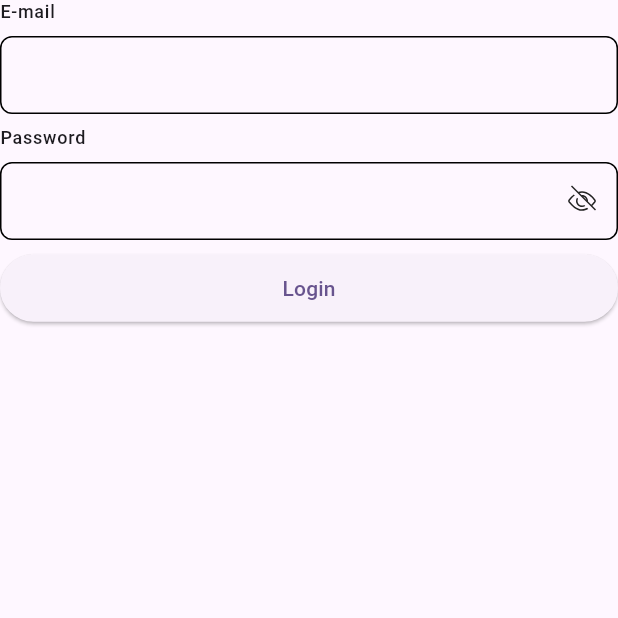
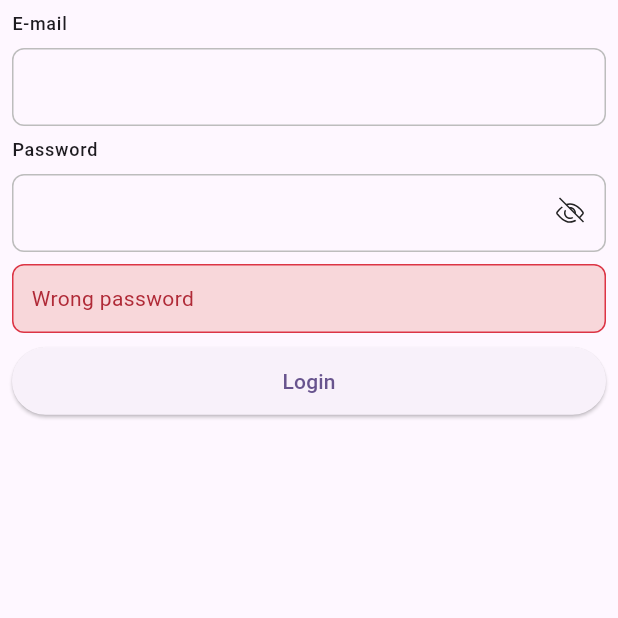
Before and after one commit to prasetya4di/my-reqres-login, a Flutter app: the LoginPage screen opened directly, on a phone screen of 412 x 824 dp, the top half of it. Run offline on Flutter 3.47's test engine with Material 2 defaults, Android fonts, the phone set to English and light mode, and no system bars; our stand-ins replace chopper, either_dart, flutter_svg; generated files the repository leaves out were written again.

Commit message:
Add asset color and alert widget

```diff
--- a/lib/domain/presenter/login/login_page.dart
+++ b/lib/domain/presenter/login/login_page.dart
@@ -2,6 +2,7 @@ import 'package:flutter/material.dart';
 import 'package:my_reqres_login/domain/presenter/login/widgets/email_text_field.dart';
 import 'package:my_reqres_login/domain/presenter/login/widgets/login_button.dart';
 import 'package:my_reqres_login/domain/presenter/login/widgets/password_text_field.dart';
+import 'package:my_reqres_login/domain/presenter/widgets/alert.dart';
 import 'package:my_reqres_login/domain/presenter/widgets/space_vertical.dart';
 
 class LoginPage extends StatelessWidget {
@@ -16,14 +17,19 @@ class LoginPage extends StatelessWidget {
       body: Form(
         autovalidateMode: AutovalidateMode.onUserInteraction,
         child: SafeArea(
+          child: Padding(
+            padding: const EdgeInsets.all(8.0),
             child: Column(
               children: [
                 EmailTextField(controller: _emailController),
                 const SpaceVertical(),
                 PasswordTextField(controller: _passwordController),
                 const SpaceVertical(),
+                const Alert.danger(text: "Wrong password"),
+                const SpaceVertical(),
                 LoginButton(onPressed: () {})
               ],
+            ),
           ),
         ),
       ),
--- /dev/null
+++ b/lib/domain/presenter/util/asset_colors.dart
@@ -0,0 +1,29 @@
+import 'dart:ui';
+
+class AssetColors {
+// gray
+  static const gray50 = Color(0xFFEFEFEF);
+  static const gray100 = Color(0xFFF3F3F3);
+  static const gray200 = Color(0xFFBDBDBD);
+  static const gray300 = Color(0xFFAEAEAE);
+
+// blue
+  static const blue100 = Color(0xFF278EFF);
+  static const blue200 = Color(0xFF007BFF);
+
+// green
+  static const green50 = Color(0xFFDCF8C6);
+  static const green75 = Color(0xFFA3cfbb);
+  static const green100 = Color(0xFF198754);
+  static const green200 = Color(0xFF146c43);
+
+// red
+  static const red50 = Color(0xFFf8d7da);
+  static const red75 = Color(0xFFf1AEB5);
+  static const red100 = Color(0xFFDC3545);
+  static const red200 = Color(0xFFB02A37);
+
+// custom
+  static const ghostWhite = Color(0xFFF9F9F9);
+  static const textBlack = Color(0xFF2B2B2B);
+}
--- /dev/null
+++ b/lib/domain/presenter/widgets/alert.dart
@@ -0,0 +1,53 @@
+import 'package:flutter/material.dart';
+import 'package:my_reqres_login/domain/presenter/util/asset_colors.dart';
+
+class Alert extends StatelessWidget {
+  final Color background;
+  final Color border;
+  final Widget? icon;
+  final Widget? child;
+  final String? text;
+  final Color textColor;
+
+  const Alert(
+      {super.key,
+      required this.background,
+      required this.border,
+      this.icon,
+      this.child,
+      this.text,
+      this.textColor = AssetColors.textBlack});
+
+  const Alert.danger(
+      {super.key,
+      this.background = AssetColors.red50,
+      this.border = AssetColors.red100,
+      this.icon,
+      this.child,
+      this.text,
+      this.textColor = AssetColors.red200});
+
+  @override
+  Widget build(BuildContext context) {
+    return Container(
+      padding: const EdgeInsets.all(12),
+      decoration: BoxDecoration(
+          color: background,
+          borderRadius: const BorderRadius.all(Radius.circular(8)),
+          border: Border.all(color: border)),
+      child: Row(
+        children: [
+          if (icon != null) icon!,
+          if (child != null) child!,
+          if (text != null)
+            Flexible(
+              child: Text(
+                text!,
+                style: TextStyle(color: textColor, fontSize: 14),
+              ),
+            )
+        ],
+      ),
+    );
+  }
+}
--- a/lib/domain/presenter/widgets/bordered_text_field.dart
+++ b/lib/domain/presenter/widgets/bordered_text_field.dart
@@ -1,4 +1,5 @@
 import 'package:flutter/material.dart';
+import 'package:my_reqres_login/domain/presenter/util/asset_colors.dart';
 import 'package:my_reqres_login/domain/presenter/widgets/label_medium.dart';
 import 'package:my_reqres_login/domain/presenter/widgets/space_vertical.dart';
 
@@ -34,7 +35,7 @@ class BorderedTextField extends StatefulWidget {
 class _BorderedTextField extends State<BorderedTextField> {
   final _defaultInputBorder = const OutlineInputBorder(
       borderRadius: BorderRadius.all(Radius.circular(8)),
-      borderSide: BorderSide(color: Colors.black));
+      borderSide: BorderSide(color: AssetColors.gray200));
 
   @override
   Widget build(BuildContext context) {
```
Also changed, not shown: lib/main.dart (+3 -105 lines). Lines whose indentation alone changed are shown as unchanged.
